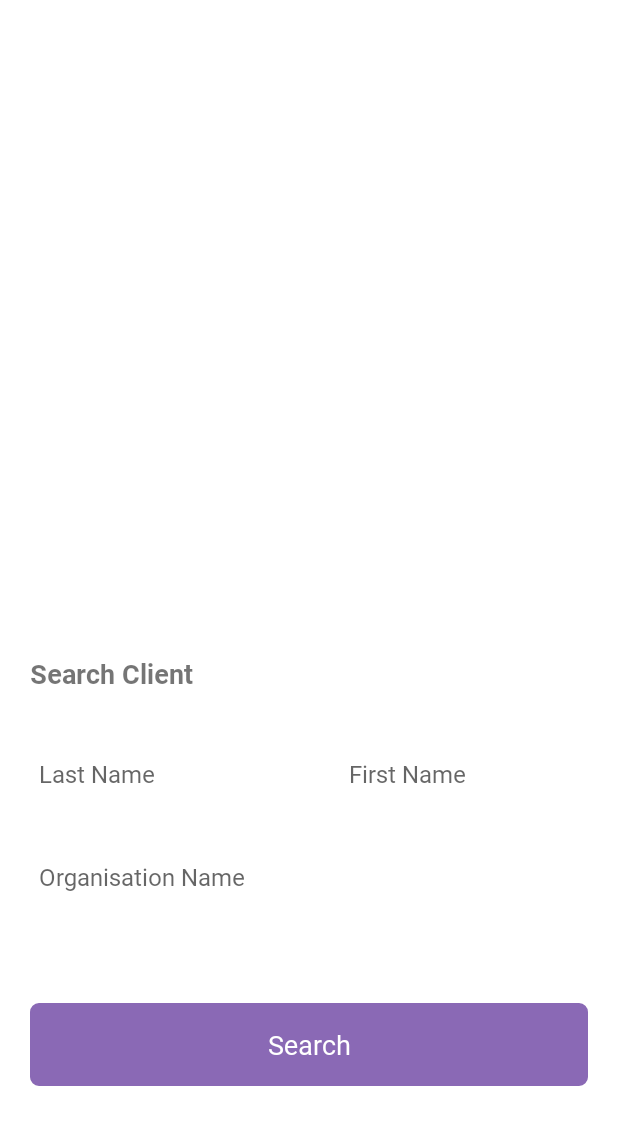
After one commit to SoftClick-for-project-managment/SoftClick_mobile, an Android app: the fragment ClientSearchFragment shown on its own in the app's theme, on a phone screen of 412 x 824 dp. The commit adds this screen. Shown: the top 1125 px of the screen. Run offline under Robolectric (Android 15) with nearby library versions, the phone set to English and light mode, and no system bars; network calls fail; 1 statement that could not run was skipped.

Commit message:
client search done

```diff
--- a/app/src/main/java/com/job/softclick_mobile/services/http/ClientApi.java
+++ b/app/src/main/java/com/job/softclick_mobile/services/http/ClientApi.java
@@ -1,6 +1,7 @@
 package com.job.softclick_mobile.services.http;
 
 import com.job.softclick_mobile.models.Client;
+import com.job.softclick_mobile.models.Project;
 
 import java.util.List;
 
@@ -27,4 +28,7 @@ public interface ClientApi {
 
     @DELETE("clients/{id}")
     Call<Void> delete(@Path("id") Long clientId);
+
+    @POST("clients/search")
+    Call<List<Client>> search(@Body Client client);
 }
--- /dev/null
+++ b/app/src/main/java/com/job/softclick_mobile/ui/layout/ClientSearchFragment.java
@@ -0,0 +1,112 @@
+package com.job.softclick_mobile.ui.layout;
+
+import android.os.Bundle;
+
+import androidx.annotation.Nullable;
+import androidx.fragment.app.Fragment;
+import androidx.lifecycle.ViewModelProvider;
+
+import android.view.LayoutInflater;
+import android.view.View;
+import android.view.ViewGroup;
+import android.widget.EditText;
+import android.widget.TextView;
+
+import com.job.softclick_mobile.R;
+import com.job.softclick_mobile.databinding.FragmentClientSearchBinding;
+import com.job.softclick_mobile.databinding.FragmentProjectSearchBinding;
+import com.job.softclick_mobile.models.Client;
+import com.job.softclick_mobile.models.Domain;
+import com.job.softclick_mobile.models.Employee;
+import com.job.softclick_mobile.models.Priority;
+import com.job.softclick_mobile.models.Project;
+import com.job.softclick_mobile.models.Status;
+import com.job.softclick_mobile.viewmodels.ActivitySharedViewModel;
+
+/**
+ * A simple {@link Fragment} subclass.
+ * Use the {@link ClientSearchFragment#newInstance} factory method to
+ * create an instance of this fragment.
+ */
+public class ClientSearchFragment extends Fragment {
+
+    // TODO: Rename parameter arguments, choose names that match
+    // the fragment initialization parameters, e.g. ARG_ITEM_NUMBER
+    private static final String ARG_PARAM1 = "param1";
+    private static final String ARG_PARAM2 = "param2";
+
+    private FragmentClientSearchBinding binding;
+    private EditText nomClient , prenomClient , Organisation;
+    private ActivitySharedViewModel activitySharedViewModel;
+    private TextView searchbtn;
+
+    // TODO: Rename and change types of parameters
+    private String mParam1;
+    private String mParam2;
+
+    public ClientSearchFragment() {
+        // Required empty public constructor
+    }
+
+    /**
+     * Use this factory method to create a new instance of
+     * this fragment using the provided parameters.
+     *
+     * @param param1 Parameter 1.
+     * @param param2 Parameter 2.
+     * @return A new instance of fragment ClientSearchFragment.
+     */
+    // TODO: Rename and change types and number of parameters
+    public static ClientSearchFragment newInstance(String param1, String param2) {
+        ClientSearchFragment fragment = new ClientSearchFragment();
+        Bundle args = new Bundle();
+        args.putString(ARG_PARAM1, param1);
+        args.putString(ARG_PARAM2, param2);
+        fragment.setArguments(args);
+        return fragment;
+    }
+
+    @Override
+    public void onCreate(Bundle savedInstanceState) {
+        super.onCreate(savedInstanceState);
+        if (getArguments() != null) {
+            mParam1 = getArguments().getString(ARG_PARAM1);
+            mParam2 = getArguments().getString(ARG_PARAM2);
+        }
+    }
+
+    @Override
+    public void onActivityCreated(@Nullable Bundle savedInstanceState) {
+        super.onActivityCreated(savedInstanceState);
+        activitySharedViewModel =  new ViewModelProvider(getActivity()).get(ActivitySharedViewModel.class);
+
+    }
+
+    @Override
+    public View onCreateView(LayoutInflater inflater, ViewGroup container,
+                             Bundle savedInstanceState) {
+        // Inflate the layout for this fragment
+        binding= FragmentClientSearchBinding.inflate(inflater, container, false);
+        nomClient = binding.nameClientInput;
+        prenomClient = binding.prenomClientInput;
+        Organisation = binding.nameOrganisationInput;
+        searchbtn = binding.searchbtn;
+
+        searchbtn.setOnClickListener(new View.OnClickListener() {
+            @Override
+            public void onClick(View v) {
+                String nom = nomClient.getText().toString();
+                String prenom = prenomClient.getText().toString();
+                String organisation_name = Organisation.getText().toString();
+
+                Client client = new Client();
+                client.setNom(nom);
+                client.setPrenom(prenom);
+                client.setNomEntreprise(organisation_name);
+                activitySharedViewModel.setSearchClient(client);
+            }
+        });
+
+        return  binding.getRoot();
+    }
+}
--- a/app/src/main/java/com/job/softclick_mobile/ui/layout/MenuActivity.java
+++ b/app/src/main/java/com/job/softclick_mobile/ui/layout/MenuActivity.java
@@ -136,7 +136,7 @@ public class MenuActivity extends AppCompatActivity implements NavigationView.On
             {
                 try{
                     fragmentClass = ClientListFragment.class;
-                    fragmentManager.beginTransaction().replace(R.id.fContentFooter, (Fragment) FooterFragment.class.newInstance()).commit();
+                    fragmentManager.beginTransaction().replace(R.id.fContentFooter, new FooterFragment((ClientListFragment.class))).commit();
                     fragment = (Fragment) fragmentClass.newInstance();
                 }
                 catch (Exception e ){
--- a/app/src/main/java/com/job/softclick_mobile/ui/layout/ProjectSearchFragment.java
+++ b/app/src/main/java/com/job/softclick_mobile/ui/layout/ProjectSearchFragment.java
@@ -14,6 +14,7 @@ import android.view.View;
 import android.view.ViewGroup;
 import android.widget.ArrayAdapter;
 import android.widget.AutoCompleteTextView;
+import android.widget.EditText;
 import android.widget.TextView;
 
 import com.job.softclick_mobile.R;
@@ -55,7 +56,8 @@ public class ProjectSearchFragment extends Fragment {
     // TODO: Rename and change types of parameters
     private String mParam1;
     private String mParam2;
-    private TextView searchbtn , nameProject;
+    private TextView searchbtn ;
+    private EditText nameProject;
     private AutoCompleteTextView Combo_domain , Combo_chef , Combo_status , Combo_priority;
     private  FragmentProjectSearchBinding binding;
     private ActivitySharedViewModel activitySharedViewModel;
--- /dev/null
+++ b/app/src/main/res/layout/fragment_client_search.xml
@@ -0,0 +1,107 @@
+<?xml version="1.0" encoding="utf-8"?>
+<FrameLayout xmlns:android="http://schemas.android.com/apk/res/android"
+    xmlns:tools="http://schemas.android.com/tools"
+    android:layout_width="match_parent"
+    android:layout_height="match_parent"
+    tools:context=".ui.layout.ProjectSearchFragment">
+
+    <!-- TODO: Update blank fragment layout -->
+
+    <androidx.coordinatorlayout.widget.CoordinatorLayout
+        xmlns:app="http://schemas.android.com/apk/res-auto"
+        android:id="@+id/coordinator_layout"
+        android:layout_width="match_parent"
+        android:layout_height="match_parent"
+        >
+
+        <LinearLayout
+
+            android:id="@+id/standard_bottom_sheet"
+            android:layout_width="match_parent"
+            android:layout_height="wrap_content"
+            android:background="@color/white"
+            android:orientation="vertical"
+            android:layout_marginBottom="50dp"
+            app:behavior_hideable="true"
+            app:layout_behavior="com.google.android.material.bottomsheet.BottomSheetBehavior">
+
+            <TextView
+                android:id="@+id/textView6"
+                android:layout_width="wrap_content"
+                android:layout_height="wrap_content"
+                android:layout_margin="20dp"
+
+                android:fontFamily="@font/roboto_bold"
+                android:text="Search Client"
+                android:textSize="18sp" />
+
+            <GridLayout
+                android:layout_width="match_parent"
+                android:layout_height="wrap_content"
+                android:columnCount="2">
+                <EditText
+                    android:id="@+id/name_client_input"
+                    style="@style/Widget.Material3.AutoCompleteTextView.OutlinedBox.Dense"
+                    android:layout_width="wrap_content"
+                    android:layout_height="wrap_content"
+                    android:layout_margin="10dp"
+                    android:background="@color/white"
+                    android:ems="10"
+                    android:fontFamily="@font/roboto_regular"
+                    android:hint="@string/client_name_hint"
+                    android:inputType="textPersonName"
+                    android:textAppearance="@style/TextAppearance.AppCompat.Large"
+                    android:textSize="16sp" />
+                <EditText
+                    android:id="@+id/prenom_client_input"
+                    style="@style/Widget.Material3.AutoCompleteTextView.OutlinedBox.Dense"
+                    android:layout_width="wrap_content"
+                    android:layout_height="wrap_content"
+                    android:layout_margin="10dp"
+                    android:background="@color/white"
+                    android:ems="10"
+                    android:fontFamily="@font/roboto_regular"
+                    android:hint="@string/first_name_hint"
+                    android:inputType="textPersonName"
+                    android:textAppearance="@style/TextAppearance.AppCompat.Large"
+                    android:textSize="16sp" />
+            </GridLayout>
+
+            <EditText
+                android:id="@+id/name_organisation_input"
+                style="@style/Widget.Material3.AutoCompleteTextView.OutlinedBox.Dense"
+                android:layout_width="match_parent"
+                android:layout_height="wrap_content"
+                android:layout_margin="10dp"
+                android:background="@color/white"
+                android:ems="10"
+                android:fontFamily="@font/roboto_regular"
+                android:hint="@string/Organisation_name_hint"
+                android:inputType="textPersonName"
+                android:textAppearance="@style/TextAppearance.AppCompat.Large"
+                android:textSize="16sp" />
+
+            <TextView
+                android:id="@+id/searchbtn"
+                android:layout_width="match_parent"
+                android:layout_height="wrap_content"
+                android:layout_marginLeft="20dp"
+                android:layout_marginTop="50dp"
+                android:layout_marginRight="20dp"
+                android:layout_marginBottom="100dp"
+                android:background="@drawable/button_bg"
+                android:clickable="true"
+                android:fontFamily="@font/roboto_regular"
+                android:gravity="center"
+                android:paddingTop="15dp"
+                android:paddingBottom="15dp"
+                android:text="@string/searchbtn"
+                android:textColor="@color/white"
+                android:textSize="18sp" />
+        </LinearLayout>
+    </androidx.coordinatorlayout.widget.CoordinatorLayout>
+
+
+
+
+</FrameLayout>
--- a/app/src/main/res/values/strings.xml
+++ b/app/src/main/res/values/strings.xml
@@ -54,4 +54,8 @@
     <string name="searchbtn">Search</string>
     <string name="priority">Priority</string>
     <string name="prioritydeprojet">"Priority de projet : "</string>
+    <string name="See_Tasks">See Tasks</string>
+    <string name="client_name_hint">Last Name </string>
+    <string name="first_name_hint">First Name</string>
+    <string name="Organisation_name_hint">Organisation Name</string>
 </resources>
```
Also changed, not shown: app/src/main/java/com/job/softclick_mobile/repositories/clients/ClientRepository.java (+24 -1 lines), app/src/main/java/com/job/softclick_mobile/ui/clients/ClientListFragment.java (+38 -0 lines), app/src/main/java/com/job/softclick_mobile/ui/layout/FooterFragment.java (+5 -2 lines), app/src/main/java/com/job/softclick_mobile/ui/projectFragments/DetailProjectFragment.java (+17 -0 lines), app/src/main/java/com/job/softclick_mobile/viewmodels/ActivitySharedViewModel.java (+9 -1 lines), app/src/main/res/layout/fragment_add_project.xml (+8 -5 lines), app/src/main/res/layout/fragment_detail_project.xml (+11 -0 lines).
